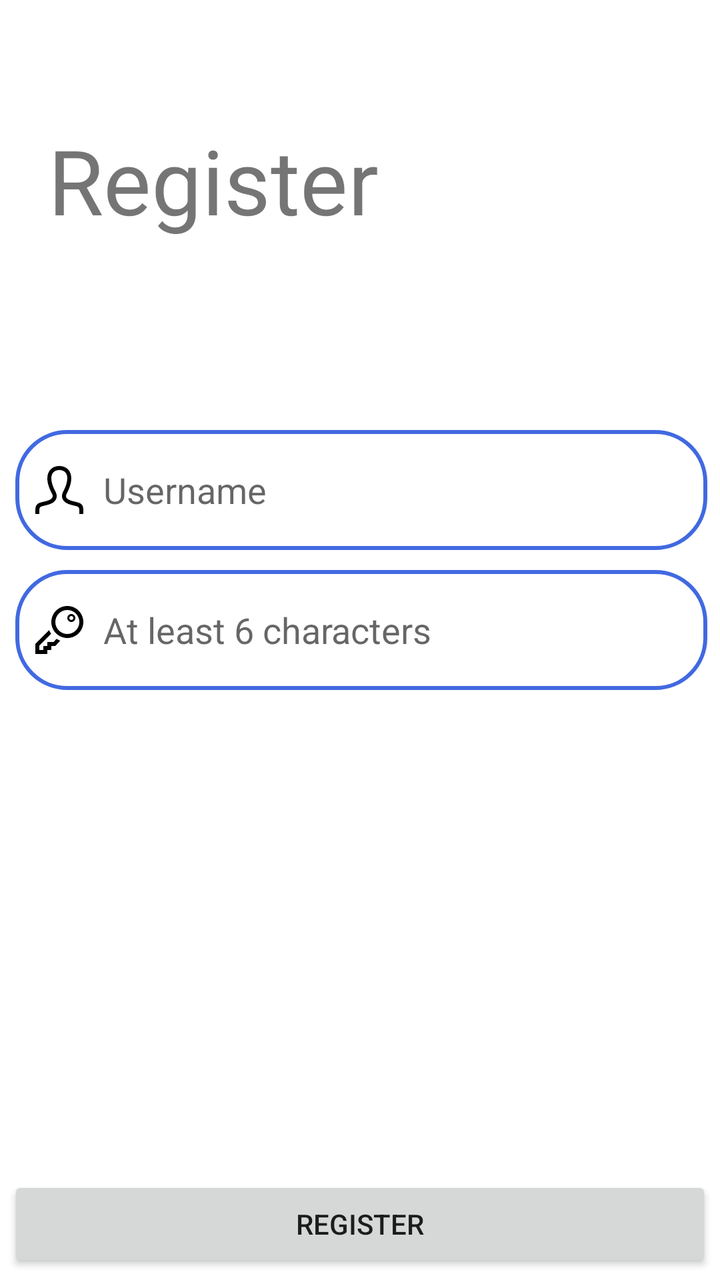
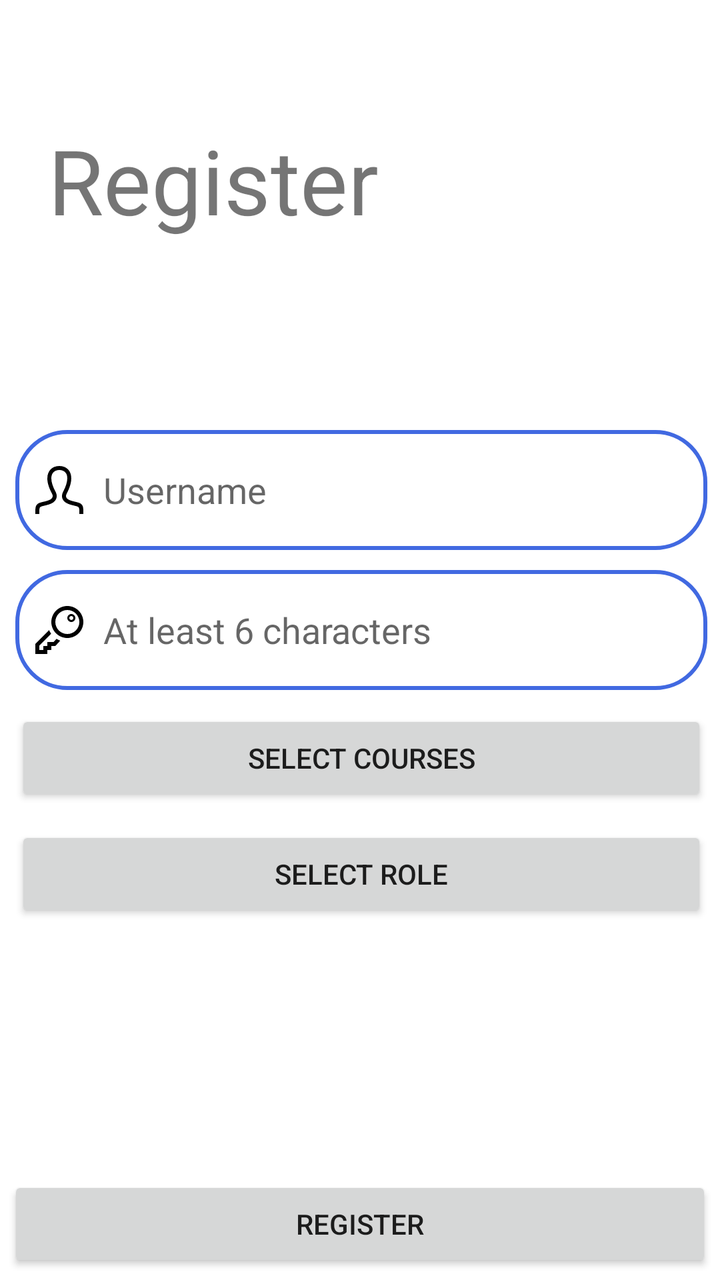

Compare the two renders of this Android layout. The source of the first and the diff that turns it into the second are given below.
<!-- AndroidManifest.xml: application theme Theme.Front2 -->
<!-- res/layout/fragment_create_account.xml -->
<?xml version="1.0" encoding="utf-8"?>
<FrameLayout xmlns:android="http://schemas.android.com/apk/res/android"
    xmlns:app="http://schemas.android.com/apk/res-auto"
    xmlns:tools="http://schemas.android.com/tools"
    android:layout_width="match_parent"
    android:layout_height="match_parent"
    tools:context=".home.user.teacher.admin.CreateAccountFragment">

    <androidx.constraintlayout.widget.ConstraintLayout
        android:layout_width="match_parent"
        android:layout_height="match_parent"
        android:padding="4dp">


        <TextView
            android:id="@+id/textView3"
            android:layout_width="wrap_content"
            android:layout_height="wrap_content"
            android:layout_marginStart="20dp"
            android:layout_marginTop="56dp"
            android:text="@string/register_title"
            android:textSize="45sp"
            app:layout_constraintStart_toStartOf="parent"
            app:layout_constraintTop_toTopOf="parent" />

        <LinearLayout
            android:id="@+id/linearLayout"
            android:layout_width="356dp"
            android:layout_height="wrap_content"
            android:layout_marginTop="80dp"
            android:orientation="vertical"
            android:padding="5dp"
            android:paddingTop="5dp"
            app:layout_constraintBottom_toTopOf="@+id/register_ok"
            app:layout_constraintEnd_toEndOf="parent"
            app:layout_constraintHorizontal_bias="0.436"
            app:layout_constraintStart_toStartOf="parent"
            app:layout_constraintTop_toBottomOf="@+id/textView3"
            app:layout_constraintVertical_bias="0.0">

            <View
                android:layout_width="match_parent"
                android:layout_height="10dp" />

            <EditText
                android:id="@+id/register_username"
                android:layout_width="match_parent"
                android:layout_height="60dp"
                android:layout_weight="1.5"
                android:background="@drawable/login_edit_shape"
                android:drawableLeft="@drawable/user_icon"
                android:drawablePadding="10dp"
                android:hint="@string/register_username_hint"
                android:inputType="text"
                android:singleLine="true"
                tools:ignore="SpeakableTextPresentCheck" />

            <View
                android:layout_width="match_parent"
                android:layout_height="10dp" />

            <EditText
                android:id="@+id/register_password"
                android:layout_width="match_parent"
                android:layout_height="60dp"
                android:layout_weight="1.5"
                android:background="@drawable/login_edit_shape"
                android:drawableLeft="@drawable/login_password_icon"
                android:drawablePadding="10dp"
                android:hint="@string/register_password_hint"
                android:inputType="textPassword"
                android:singleLine="true"
                tools:ignore="SpeakableTextPresentCheck" />

        </LinearLayout>

        <TextView
            android:id="@+id/error_label"
            android:layout_width="wrap_content"
            android:layout_height="wrap_content"
            android:layout_marginStart="16dp"
            android:text=""
            android:textColor="@color/red"
            android:textSize="12sp"
            app:layout_constraintBottom_toBottomOf="parent"
            app:layout_constraintStart_toStartOf="parent"
            app:layout_constraintTop_toBottomOf="@+id/linearLayout"
            app:layout_constraintVertical_bias="0.037" />


        <Button
            android:id="@+id/register_ok"
            android:layout_width="match_parent"
            android:layout_height="wrap_content"
            android:text="@string/register_ok"
            app:layout_constraintBottom_toBottomOf="parent"
            app:layout_constraintEnd_toEndOf="parent"
            app:layout_constraintStart_toStartOf="parent" />


    </androidx.constraintlayout.widget.ConstraintLayout>
</FrameLayout>
<!-- resources referenced by this layout -->
<resources>
  <color name="red">#FF0000</color>
  <!-- drawable login_edit_shape (drawable) -->
  <?xml version="1.0" encoding="UTF-8"?>
  <shape xmlns:android="http://schemas.android.com/apk/res/android" android:shape="rectangle" >
      
      <padding
          android:left="10dp"
          android:right="10dp"
          android:top="7dp"
          android:bottom="7dp"  />
      
      <corners android:radius="25dp" />
      
      
      
      <stroke
          android:width="6px"
          android:color="@color/royalBlue" >
      </stroke>
  
  </shape>
  <!-- drawable login_password_icon (drawable) -->
  <vector xmlns:android="http://schemas.android.com/apk/res/android"
      android:width="24dp"
      android:height="24dp"
      android:viewportWidth="24"
      android:viewportHeight="24">
    <path
        android:fillColor="#FF000000"
        android:pathData="M16,2c3.309,0 6,2.691 6,6s-2.691,6 -6,6 -6,-2.691 -6,-6 2.691,-6 6,-6zM16,0c-4.418,0 -8,3.582 -8,8s3.582,8 8,8 8,-3.582 8,-8 -3.582,-8 -8,-8zM10.595,16.4l-1.472,1.6h-3.123v2h-2v2h-2v-2.179l5.903,-5.976c-0.404,-0.559 -0.754,-1.158 -1.038,-1.795l-6.865,6.95v5h6v-2h2v-2h2l2.451,-2.663c-0.655,-0.249 -1.276,-0.562 -1.856,-0.937zM18,5c0.551,0 1,0.449 1,1s-0.449,1 -1,1 -1,-0.449 -1,-1 0.449,-1 1,-1zM18,4c-1.104,0 -2,0.896 -2,2s0.896,2 2,2 2,-0.896 2,-2 -0.896,-2 -2,-2z"/>
  </vector>
  <!-- drawable user_icon (drawable) -->
  <vector xmlns:android="http://schemas.android.com/apk/res/android"
      android:width="24dp"
      android:height="24dp"
      android:viewportWidth="24"
      android:viewportHeight="24">
    <path
        android:fillColor="#FF000000"
        android:pathData="M20.822,18.096c-3.439,-0.794 -6.641,-1.49 -5.09,-4.418 4.719,-8.912 1.251,-13.678 -3.732,-13.678 -5.082,0 -8.465,4.949 -3.732,13.678 1.598,2.945 -1.725,3.641 -5.09,4.418 -2.979,0.688 -3.178,2.143 -3.178,4.663l0.005,1.241h1.995c0,-3.134 -0.125,-3.55 1.838,-4.003 2.851,-0.657 5.543,-1.278 6.525,-3.456 0.359,-0.795 0.592,-2.103 -0.338,-3.815 -2.058,-3.799 -2.578,-7.089 -1.423,-9.026 1.354,-2.275 5.426,-2.264 6.767,-0.034 1.15,1.911 0.639,5.219 -1.403,9.076 -0.91,1.719 -0.671,3.023 -0.31,3.814 0.99,2.167 3.707,2.794 6.584,3.458 1.879,0.436 1.76,0.882 1.76,3.986h1.995l0.005,-1.241c0,-2.52 -0.199,-3.975 -3.178,-4.663z"/>
  </vector>
  <string name="register_ok">Register</string>
  <string name="register_password_hint">At least 6 characters</string>
  <string name="register_title">Register</string>
  <string name="register_username_hint">Username</string>
  <style name="Theme.Front2" parent="Theme.MaterialComponents.DayNight.NoActionBar">
          
          <item name="colorPrimary">@color/royalBlue</item>
          <item name="colorPrimaryVariant">@color/lightSkyBlue</item>
          <item name="colorOnPrimary">@color/white</item>
          
          <item name="colorSecondary">@color/deepSkyBlue1</item>
          <item name="colorSecondaryVariant">@color/deepSkyBlue3</item>
          <item name="colorOnSecondary">@color/WhiteSmoke</item>
          
          <item name="android:statusBarColor" tools:targetApi="l">?attr/colorPrimary</item>
          
      </style>
  <color name="royalBlue">#4169E1</color>
  <color name="lightSkyBlue">#87CEFA</color>
  <color name="white">#FFFFFFFF</color>
  <color name="deepSkyBlue1">#00BFFF</color>
  <color name="deepSkyBlue3">#009ACD</color>
  <color name="WhiteSmoke">#F5F5F5</color>
</resources>

<!-- the commit's change to res/layout/fragment_create_account.xml (unified diff, before → after) -->
@@ -72,6 +72,26 @@
                 android:singleLine="true"
                 tools:ignore="SpeakableTextPresentCheck" />
 
+            <View
+                android:layout_width="match_parent"
+                android:layout_height="10dp" />
+
+            <Button
+                android:id="@+id/open_course_list"
+                android:layout_width="match_parent"
+                android:layout_height="wrap_content"
+                android:text="@string/register_course_button" />
+
+            <View
+                android:layout_width="match_parent"
+                android:layout_height="10dp" />
+
+            <Button
+                android:id="@+id/open_role_list"
+                android:layout_width="match_parent"
+                android:layout_height="wrap_content"
+                android:text="@string/register_role_button" />
+
         </LinearLayout>
 
         <TextView
<!-- resource entries referenced after the edit -->
@@ -41,8 +41,10 @@
         android:fillColor="#FF000000"
         android:pathData="M20.822,18.096c-3.439,-0.794 -6.641,-1.49 -5.09,-4.418 4.719,-8.912 1.251,-13.678 -3.732,-13.678 -5.082,0 -8.465,4.949 -3.732,13.678 1.598,2.945 -1.725,3.641 -5.09,4.418 -2.979,0.688 -3.178,2.143 -3.178,4.663l0.005,1.241h1.995c0,-3.134 -0.125,-3.55 1.838,-4.003 2.851,-0.657 5.543,-1.278 6.525,-3.456 0.359,-0.795 0.592,-2.103 -0.338,-3.815 -2.058,-3.799 -2.578,-7.089 -1.423,-9.026 1.354,-2.275 5.426,-2.264 6.767,-0.034 1.15,1.911 0.639,5.219 -1.403,9.076 -0.91,1.719 -0.671,3.023 -0.31,3.814 0.99,2.167 3.707,2.794 6.584,3.458 1.879,0.436 1.76,0.882 1.76,3.986h1.995l0.005,-1.241c0,-2.52 -0.199,-3.975 -3.178,-4.663z"/>
   </vector>
+  <string name="register_course_button">Select courses</string>
   <string name="register_ok">Register</string>
   <string name="register_password_hint">At least 6 characters</string>
+  <string name="register_role_button">Select role</string>
   <string name="register_title">Register</string>
   <string name="register_username_hint">Username</string>
   <style name="Theme.Front2" parent="Theme.MaterialComponents.DayNight.NoActionBar">
